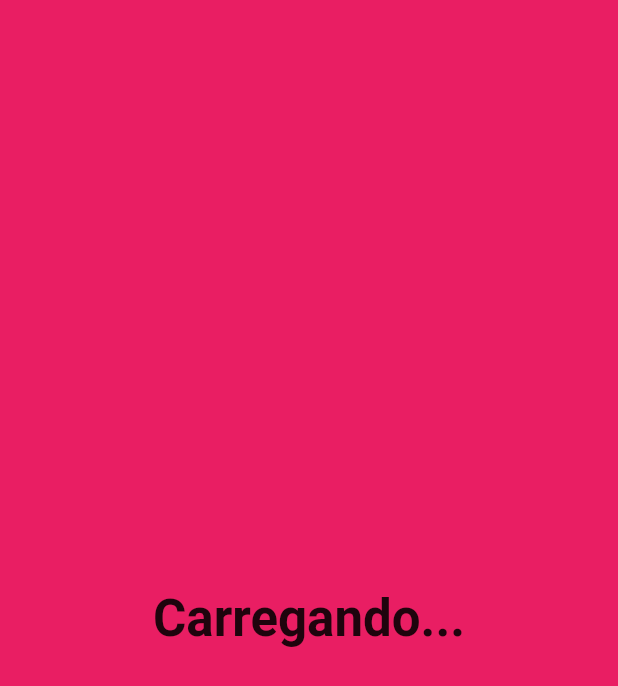
After one commit to Shynjy/app_chat, a Flutter app: the SplashScreen screen opened directly, on a phone screen of 412 x 824 dp. The commit adds this screen. Shown: the top 686 px of the screen. Run offline on Flutter 3.47's test engine with Material 2 defaults, Android fonts, the phone set to English and light mode, and no system bars; our stand-ins replace cloud_firestore, firebase_auth, firebase_core, firebase_messaging, firebase_storage, image_picker; accounts and stored records are empty.

Commit message:
update app

```diff
--- /dev/null
+++ b/lib/screens/splash_screen.dart
@@ -0,0 +1,19 @@
+import 'package:flutter/material.dart';
+
+class SplashScreen extends StatelessWidget {
+  @override
+  Widget build(BuildContext context) {
+    return Scaffold(
+      backgroundColor: Theme.of(context).primaryColor,
+      body: Center(
+        child: Text(
+          'Carregando...',
+          style: TextStyle(
+            fontSize: 34,
+            fontWeight: FontWeight.bold,
+          ),
+        ),
+      ),
+    );
+  }
+}
--- a/lib/widgets/new_message.dart
+++ b/lib/widgets/new_message.dart
@@ -42,6 +42,8 @@ class _NewMessageState extends State<NewMessage> {
         children: <Widget>[
           Expanded(
             child: TextField(
+              autocorrect: true,
+              textCapitalization: TextCapitalization.sentences,
               controller: _controller,
               minLines: 1,
               maxLines: 3,
--- a/pubspec.yaml
+++ b/pubspec.yaml
@@ -24,10 +24,11 @@ dependencies:
   flutter:
     sdk: flutter
   firebase_core:
+  firebase_auth: ^0.18.3+1
+  firebase_messaging: ^7.0.3
+  firebase_storage: ^5.1.0
   cloud_firestore: ^0.14.3+1
-  firebase_auth: ^0.18.3+1
   image_picker: ^0.6.7+14
-  firebase_storage: ^5.1.0
 
 
   # The following adds the Cupertino Icons font to your application.
```
Also changed, not shown: lib/main.dart (+8 -6 lines), lib/screens/chat_screen.dart (+30 -3 lines), lib/widgets/auth_form.dart (+14 -5 lines), assets/images/telas_app_chat.jpg (added), pubspec.lock, 7 other files.
